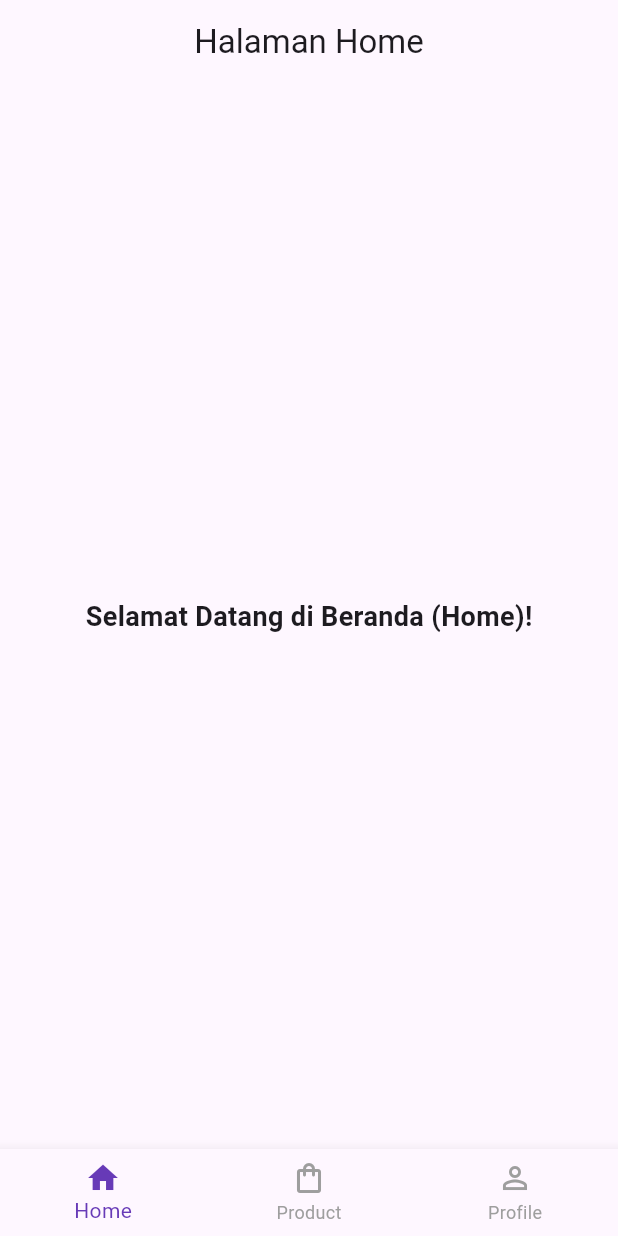
After one commit to adulbeduldudul/PMI_1124160161, a Flutter app: the MainPage screen opened directly, on a phone screen of 412 x 824 dp. The commit adds this screen. Run offline on Flutter 3.47's test engine with Material 3 defaults, Android fonts, the phone set to English and light mode, and no system bars.

Commit message:
struct : membuat buttom page

```diff
--- /dev/null
+++ b/lib/pages/main_home.dart
@@ -0,0 +1,100 @@
+import 'package:flutter/material.dart';
+import 'profile.dart'; // Mengimpor file profil Anda yang sudah ada
+
+class MainPage extends StatefulWidget {
+  const MainPage({super.key});
+
+  @override
+  State<MainPage> createState() => _MainPageState();
+}
+
+class _MainPageState extends State<MainPage> {
+  // 1. Variabel untuk menyimpan indeks halaman yang aktif (0: Home, 1: Product, 2: Profile)
+  int _currentIndex = 0;
+
+  // 2. Daftar halaman yang akan dipanggil berdasarkan indeks di atas
+  final List<Widget> _pages = [
+    const HomePage(),
+    const ProductPage(),
+    const ProfilePage(), // Memanggil file profile.dart Anda di sini!
+  ];
+
+  @override
+  Widget build(BuildContext context) {
+    return Scaffold(
+      // Menampilkan halaman sesuai indeks yang dipilih
+      body: _pages[_currentIndex],
+
+      // 3. Tombol Toggle Navigasi di Bawah
+      bottomNavigationBar: BottomNavigationBar(
+        currentIndex: _currentIndex,
+        onTap: (int index) {
+          setState(() {
+            _currentIndex = index; // Mengubah halaman saat ikon bawah diklik
+          });
+        },
+        type: BottomNavigationBarType.fixed,
+        selectedItemColor: Colors.deepPurple, // Warna ikon saat aktif
+        unselectedItemColor: Colors.grey, // Warna ikon saat tidak aktif
+        items: const [
+          BottomNavigationBarItem(
+            icon: Icon(Icons.home_outlined),
+            activeIcon: Icon(Icons.home),
+            label: 'Home',
+          ),
+          BottomNavigationBarItem(
+            icon: Icon(Icons.shopping_bag_outlined),
+            activeIcon: Icon(Icons.shopping_bag),
+            label: 'Product',
+          ),
+          BottomNavigationBarItem(
+            icon: Icon(Icons.person_outline),
+            activeIcon: Icon(Icons.person),
+            label: 'Profile',
+          ),
+        ],
+      ),
+    );
+  }
+}
+
+
+class HomePage extends StatelessWidget {
+  const HomePage({super.key});
+
+  @override
+  Widget build(BuildContext context) {
+    return Scaffold(
+      appBar: AppBar(
+        title: const Text('Halaman Home'),
+        centerTitle: true,
+      ),
+      body: const Center(
+        child: Text(
+          'Selamat Datang di Beranda (Home)!',
+          style: TextStyle(fontSize: 18, fontWeight: FontWeight.bold),
+        ),
+      ),
+    );
+  }
+}
+
+class ProductPage extends StatelessWidget {
+  const ProductPage({super.key});
+
+  @override
+  Widget build(BuildContext context) {
+    return Scaffold(
+      appBar: AppBar(
+        title: const Text('Halaman Product'),
+        centerTitle: true,
+      ),
+      body: const Center(
+        child: Text(
+          'Daftar Produk Tersedia di Sini',
+          style: TextStyle(fontSize: 18, fontWeight: FontWeight.bold),
+        ),
+      ),
+    );
+  }
+}
--- a/lib/pages/profile.dart
+++ b/lib/pages/profile.dart
@@ -45,7 +45,7 @@ class ProfilePage extends StatelessWidget {
                   InfoTile(
                     icon: Icons.class_outlined,
                     label: 'Kelas',
-                    value: 'TI 24 SH SE',
+                    value: 'TI 24 M SE',
                   ),
                   InfoTile(
                     icon: Icons.code,
```
Also changed, not shown: lib/pages/login.dart (+5 -5 lines).
